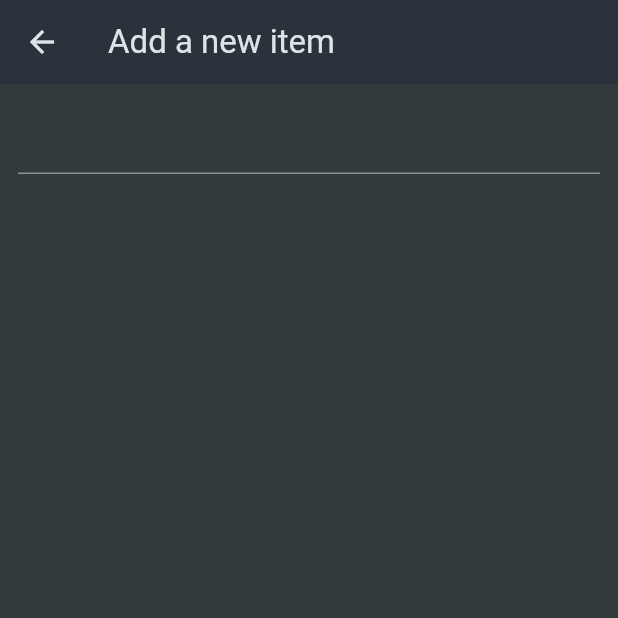
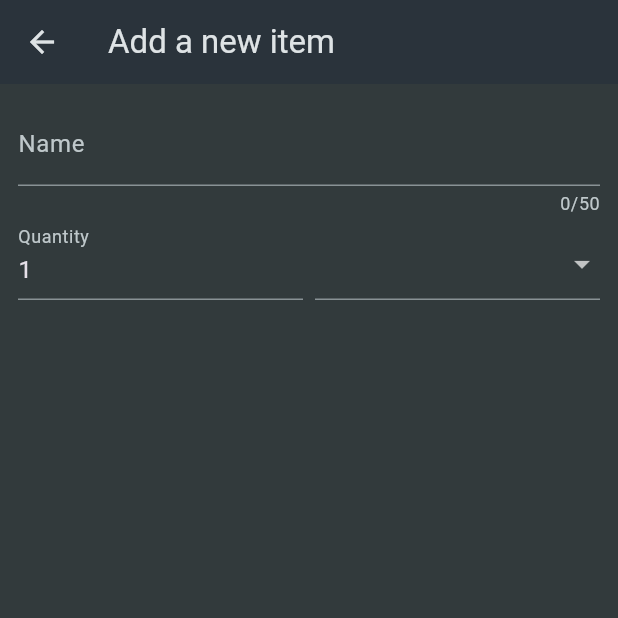
Before and after one commit to mkurniafebrianto/shopping-list-app, a Flutter app: the NewItem screen opened directly, on a phone screen of 412 x 824 dp, the top half of it. Run offline on Flutter 3.47's test engine with Material 3 defaults, Android fonts, the phone set to English and light mode, and no system bars.

Commit message:
style(new_item): add form and dropdown button

```diff
--- a/lib/widgets/new_item.dart
+++ b/lib/widgets/new_item.dart
@@ -1,4 +1,5 @@
 import 'package:flutter/material.dart';
+import 'package:shopping_list/data/categories.dart';
 
 class NewItem extends StatefulWidget {
   const NewItem({super.key});
@@ -16,8 +17,56 @@ class _NewItemState extends State<NewItem> {
       ),
       body: Padding(
         padding: const EdgeInsets.all(12),
-        child: TextFormField(
-
+        child: Form(
+          child: Column(
+            children: [
+              TextFormField(
+                maxLength: 50,
+                decoration: const InputDecoration(
+                  label: Text('Name'),
+                ),
+                validator: (value) {
+                  return 'Demo...';
+                },
+              ),
+              Row(
+                crossAxisAlignment: CrossAxisAlignment.end,
+                children: [
+                  Expanded(
+                    child: TextFormField(
+                      decoration: const InputDecoration(
+                        label: Text('Quantity'),
+                      ),
+                      initialValue: '1',
+                    ),
+                  ),
+                  const SizedBox(width: 8),
+                  Expanded(
+                    child: DropdownButtonFormField(
+                      items: [
+                        for (final category in categories.entries)
+                          DropdownMenuItem(
+                            value: category.value,
+                            child: Row(
+                              children: [
+                                Container(
+                                  width: 16,
+                                  height: 16,
+                                  color: category.value.color,
+                                ),
+                                const SizedBox(width: 6),
+                                Text(category.value.title),
+                              ],
+                            ),
+                          )
+                      ],
+                      onChanged: (value) {},
+                    ),
+                  )
+                ],
+              )
+            ],
+          ),
         ),
       ),
     );
```
